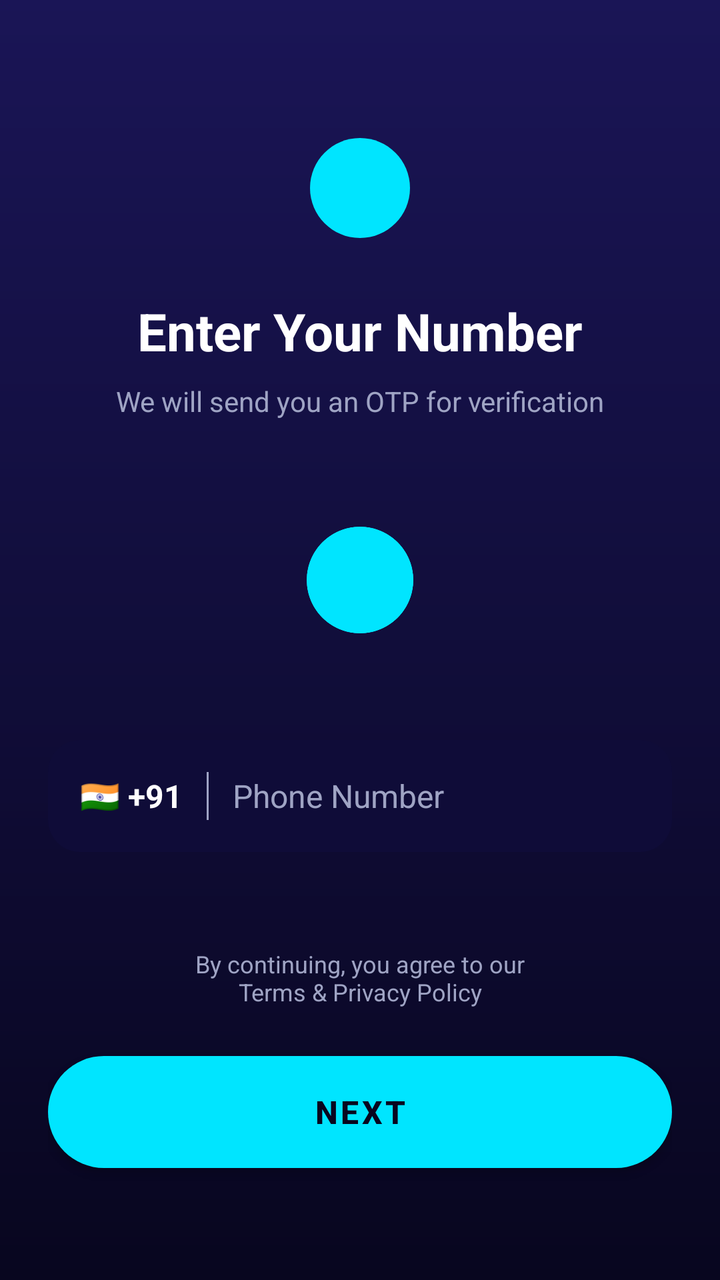
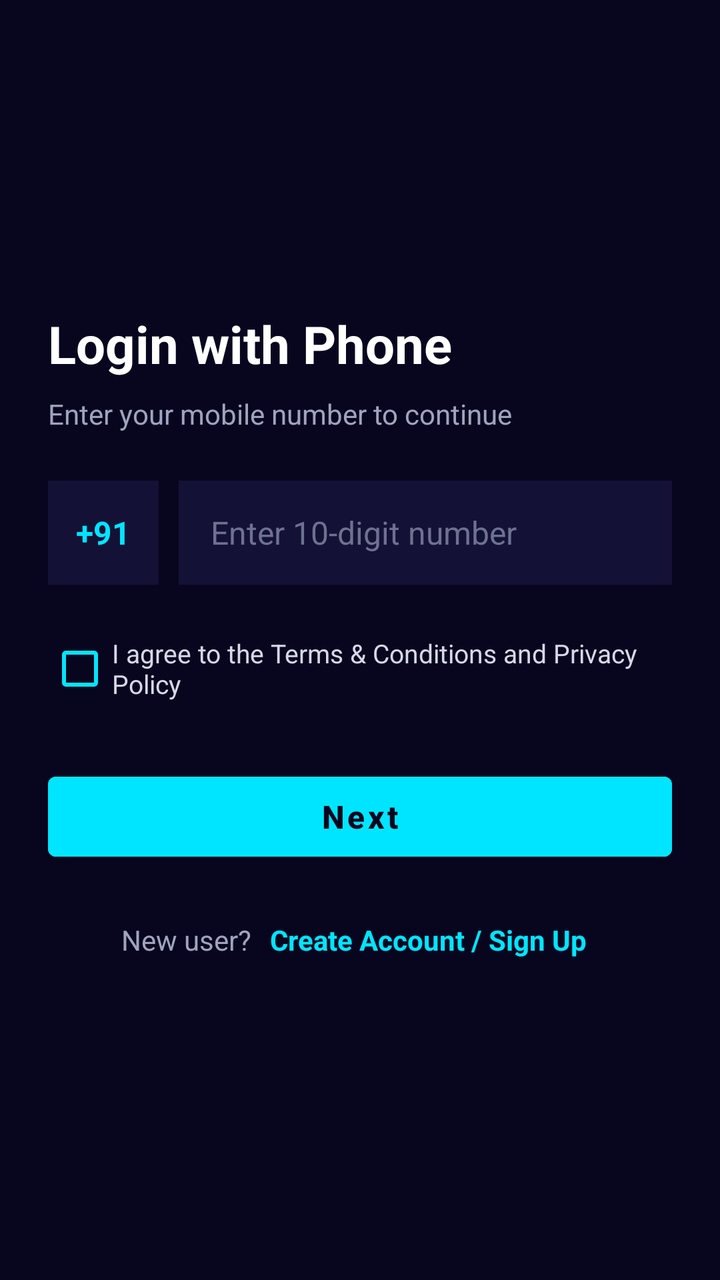

An Android layout rendered at two revisions. The XML below is the earlier revision; the diff shows what the commit changed to produce the second picture.
<!-- AndroidManifest.xml: application theme Theme.WPRD -->
<!-- res/layout/activity_phone_auth.xml -->
<?xml version="1.0" encoding="utf-8"?>
<androidx.constraintlayout.widget.ConstraintLayout xmlns:android="http://schemas.android.com/apk/res/android"
    xmlns:app="http://schemas.android.com/apk/res-auto"
    android:layout_width="match_parent"
    android:layout_height="match_parent"
    android:background="@drawable/bg_dark_gradient"
    android:padding="24dp">

    <ImageView
        android:id="@+id/ivLogoAuth"
        android:layout_width="60dp"
        android:layout_height="60dp"
        android:layout_marginTop="40dp"
        android:src="@drawable/ic_wprd_logo"
        app:layout_constraintEnd_toEndOf="parent"
        app:layout_constraintStart_toStartOf="parent"
        app:layout_constraintTop_toTopOf="parent" />

    <TextView
        android:id="@+id/tvAuthTitle"
        android:layout_width="wrap_content"
        android:layout_height="wrap_content"
        android:layout_marginTop="24dp"
        android:text="Enter Your Number"
        android:textColor="@color/text_white"
        android:textSize="26sp"
        android:textStyle="bold"
        app:layout_constraintEnd_toEndOf="parent"
        app:layout_constraintStart_toStartOf="parent"
        app:layout_constraintTop_toBottomOf="@+id/ivLogoAuth" />

    <TextView
        android:id="@+id/tvAuthSubtitle"
        android:layout_width="wrap_content"
        android:layout_height="wrap_content"
        android:layout_marginTop="8dp"
        android:text="We will send you an OTP for verification"
        android:textColor="@color/text_secondary"
        android:textSize="14sp"
        app:layout_constraintEnd_toEndOf="parent"
        app:layout_constraintStart_toStartOf="parent"
        app:layout_constraintTop_toBottomOf="@+id/tvAuthTitle" />

    <ImageView
        android:id="@+id/ivLockIcon"
        android:layout_width="64dp"
        android:layout_height="64dp"
        android:layout_marginTop="48dp"
        android:src="@drawable/ic_lock"
        app:layout_constraintEnd_toEndOf="parent"
        app:layout_constraintStart_toStartOf="parent"
        app:layout_constraintTop_toBottomOf="@+id/tvAuthSubtitle" />

    
    <LinearLayout
        android:id="@+id/layoutPhoneInput"
        android:layout_width="0dp"
        android:layout_height="56dp"
        android:layout_marginTop="48dp"
        android:background="@drawable/bg_input_field"
        android:gravity="center_vertical"
        android:orientation="horizontal"
        android:paddingHorizontal="16dp"
        app:layout_constraintEnd_toEndOf="parent"
        app:layout_constraintStart_toStartOf="parent"
        app:layout_constraintTop_toBottomOf="@+id/ivLockIcon">

        <TextView
            android:id="@+id/tvCountryCode"
            android:layout_width="wrap_content"
            android:layout_height="wrap_content"
            android:text="🇮🇳 +91"
            android:textColor="@color/text_white"
            android:textSize="16sp"
            android:textStyle="bold" />

        <View
            android:layout_width="1dp"
            android:layout_height="24dp"
            android:layout_marginHorizontal="12dp"
            android:background="@color/text_secondary" />

        <EditText
            android:id="@+id/etPhoneNumber"
            android:layout_width="match_parent"
            android:layout_height="match_parent"
            android:background="@null"
            android:hint="Phone Number"
            android:inputType="phone"
            android:textColor="@color/text_white"
            android:textColorHint="@color/text_secondary"
            android:textSize="16sp" />
    </LinearLayout>

    <TextView
        android:id="@+id/tvTerms"
        android:layout_width="wrap_content"
        android:layout_height="wrap_content"
        android:layout_marginBottom="24dp"
        android:gravity="center"
        android:text="By continuing, you agree to our\nTerms &amp; Privacy Policy"
        android:textColor="@color/text_secondary"
        android:textSize="12sp"
        app:layout_constraintBottom_toTopOf="@+id/btnNextAuth"
        app:layout_constraintEnd_toEndOf="parent"
        app:layout_constraintStart_toStartOf="parent" />

    <Button
        android:id="@+id/btnNextAuth"
        android:layout_width="0dp"
        android:layout_height="56dp"
        android:layout_marginBottom="32dp"
        android:background="@drawable/bg_cyan_button"
        android:text="Next"
        android:textColor="@color/navy_dark"
        android:textSize="16sp"
        android:textStyle="bold"
        app:layout_constraintBottom_toBottomOf="parent"
        app:layout_constraintEnd_toEndOf="parent"
        app:layout_constraintStart_toStartOf="parent" />

</androidx.constraintlayout.widget.ConstraintLayout>
<!-- resources referenced by this layout -->
<resources>
  <color name="navy_dark">#08061F</color>
  <color name="text_secondary">#9FA4C4</color>
  <color name="text_white">#FFFFFF</color>
  <!-- drawable bg_cyan_button (drawable) -->
  <?xml version="1.0" encoding="utf-8"?>
  <shape xmlns:android="http://schemas.android.com/apk/res/android">
      <solid android:color="@color/cyan_neon" />
      <corners android:radius="30dp" />
  </shape>
  <!-- drawable bg_dark_gradient (drawable) -->
  <?xml version="1.0" encoding="utf-8"?>
  <shape xmlns:android="http://schemas.android.com/apk/res/android">
      <gradient
          android:angle="270"
          android:endColor="#08061F"
          android:startColor="#1A1556"
          android:type="linear" />
  </shape>
  <!-- drawable bg_input_field (drawable) -->
  <?xml version="1.0" encoding="utf-8"?>
  <shape xmlns:android="http://schemas.android.com/apk/res/android">
      <solid android:color="@color/navy_primary" />
      <corners android:radius="16dp" />
  </shape>
  <!-- drawable ic_lock (drawable) -->
  <?xml version="1.0" encoding="utf-8"?>
  <vector xmlns:android="http://schemas.android.com/apk/res/android"
      android:width="24dp"
      android:height="24dp"
      android:viewportWidth="24"
      android:viewportHeight="24">
      <path
          android:fillColor="#00E5FF"
          android:pathData="M12,2C6.48,2 2,6.48 2,12s4.48,10 10,10 10,-4.48 10,-10S17.52,2 12,2z" />
  </vector>
  <!-- drawable ic_wprd_logo (drawable) -->
  <?xml version="1.0" encoding="utf-8"?>
  <vector xmlns:android="http://schemas.android.com/apk/res/android"
      android:width="24dp"
      android:height="24dp"
      android:viewportWidth="24"
      android:viewportHeight="24">
      <path
          android:fillColor="#00E5FF"
          android:pathData="M12,2C6.48,2 2,6.48 2,12s4.48,10 10,10 10,-4.48 10,-10S17.52,2 12,2z" />
  </vector>
  <style name="Theme.WPRD" parent="Theme.MaterialComponents.DayNight.NoActionBar">
          <item name="colorPrimary">@color/cyan_neon</item>
          <item name="colorPrimaryVariant">@color/navy_primary</item>
          <item name="colorOnPrimary">@color/navy_dark</item>
          <item name="android:statusBarColor">@color/navy_dark</item>
          <item name="android:navigationBarColor">@color/navy_dark</item>
          <item name="android:windowBackground">@color/navy_dark</item>
      </style>
  <color name="cyan_neon">#00E5FF</color>
  <color name="navy_primary">#0F0C38</color>
</resources>

<!-- the commit's change to res/layout/activity_phone_auth.xml (unified diff, before → after) -->
@@ -1,122 +1,118 @@
 <?xml version="1.0" encoding="utf-8"?>
-<androidx.constraintlayout.widget.ConstraintLayout xmlns:android="http://schemas.android.com/apk/res/android"
-    xmlns:app="http://schemas.android.com/apk/res-auto"
+<ScrollView xmlns:android="http://schemas.android.com/apk/res/android"
     android:layout_width="match_parent"
     android:layout_height="match_parent"
-    android:background="@drawable/bg_dark_gradient"
-    android:padding="24dp">
+    android:background="#08061F"
+    android:fillViewport="true"
+    android:fitsSystemWindows="true">
 
-    <ImageView
-        android:id="@+id/ivLogoAuth"
-        android:layout_width="60dp"
-        android:layout_height="60dp"
-        android:layout_marginTop="40dp"
-        android:src="@drawable/ic_wprd_logo"
-        app:layout_constraintEnd_toEndOf="parent"
-        app:layout_constraintStart_toStartOf="parent"
-        app:layout_constraintTop_toTopOf="parent" />
-
-    <TextView
-        android:id="@+id/tvAuthTitle"
-        android:layout_width="wrap_content"
+    <LinearLayout
+        android:layout_width="match_parent"
         android:layout_height="wrap_content"
-        android:layout_marginTop="24dp"
-        android:text="Enter Your Number"
-        android:textColor="@color/text_white"
-        android:textSize="26sp"
-        android:textStyle="bold"
-        app:layout_constraintEnd_toEndOf="parent"
-        app:layout_constraintStart_toStartOf="parent"
-        app:layout_constraintTop_toBottomOf="@+id/ivLogoAuth" />
-
-    <TextView
-        android:id="@+id/tvAuthSubtitle"
-        android:layout_width="wrap_content"
-        android:layout_height="wrap_content"
-        android:layout_marginTop="8dp"
-        android:text="We will send you an OTP for verification"
-        android:textColor="@color/text_secondary"
-        android:textSize="14sp"
-        app:layout_constraintEnd_toEndOf="parent"
-        app:layout_constraintStart_toStartOf="parent"
-        app:layout_constraintTop_toBottomOf="@+id/tvAuthTitle" />
-
-    <ImageView
-        android:id="@+id/ivLockIcon"
-        android:layout_width="64dp"
-        android:layout_height="64dp"
-        android:layout_marginTop="48dp"
-        android:src="@drawable/ic_lock"
-        app:layout_constraintEnd_toEndOf="parent"
-        app:layout_constraintStart_toStartOf="parent"
-        app:layout_constraintTop_toBottomOf="@+id/tvAuthSubtitle" />
-
-    
-    <LinearLayout
-        android:id="@+id/layoutPhoneInput"
-        android:layout_width="0dp"
-        android:layout_height="56dp"
-        android:layout_marginTop="48dp"
-        android:background="@drawable/bg_input_field"
-        android:gravity="center_vertical"
-        android:orientation="horizontal"
-        android:paddingHorizontal="16dp"
-        app:layout_constraintEnd_toEndOf="parent"
-        app:layout_constraintStart_toStartOf="parent"
-        app:layout_constraintTop_toBottomOf="@+id/ivLockIcon">
+        android:orientation="vertical"
+        android:padding="24dp"
+        android:gravity="center_vertical">
 
         <TextView
-            android:id="@+id/tvCountryCode"
-            android:layout_width="wrap_content"
+            android:id="@+id/tvAuthTitle"
+            android:layout_width="match_parent"
             android:layout_height="wrap_content"
-            android:text="🇮🇳 +91"
-            android:textColor="@color/text_white"
+            android:text="Login with Phone"
+            android:textColor="#FFFFFF"
+            android:textSize="26sp"
+            android:textStyle="bold"
+            android:layout_marginBottom="8dp" />
+
+        <TextView
+            android:id="@+id/tvAuthSubtitle"
+            android:layout_width="match_parent"
+            android:layout_height="wrap_content"
+            android:text="Enter your mobile number to continue"
+            android:textColor="#A0A3BD"
+            android:textSize="14sp"
+            android:layout_marginBottom="24dp" />
+
+        <LinearLayout
+            android:layout_width="match_parent"
+            android:layout_height="wrap_content"
+            android:orientation="horizontal"
+            android:gravity="center_vertical"
+            android:layout_marginBottom="18dp">
+
+            <TextView
+                android:id="@+id/tvCountryCode"
+                android:layout_width="wrap_content"
+                android:layout_height="52dp"
+                android:gravity="center"
+                android:paddingHorizontal="14dp"
+                android:text="+91"
+                android:textColor="#00E5FF"
+                android:textSize="16sp"
+                android:textStyle="bold"
+                android:background="#141136"
+                android:layout_marginEnd="10dp" />
+
+            <EditText
+                android:id="@+id/etPhoneNumber"
+                android:layout_width="0dp"
+                android:layout_height="52dp"
+                android:layout_weight="1"
+                android:autofillHints="phone"
+                android:background="#141136"
+                android:hint="Enter 10-digit number"
+                android:inputType="phone"
+                android:maxLength="15"
+                android:paddingHorizontal="16dp"
+                android:textColor="#FFFFFF"
+                android:textColorHint="#6E7191"
+                android:textSize="16sp" />
+        </LinearLayout>
+
+        <CheckBox
+            android:id="@+id/cbTermsConditions"
+            android:layout_width="match_parent"
+            android:layout_height="wrap_content"
+            android:buttonTint="#00E5FF"
+            android:text="I agree to the Terms &amp; Conditions and Privacy Policy"
+            android:textColor="#D6D8E7"
+            android:textSize="13sp"
+            android:layout_marginBottom="24dp" />
+
+        <Button
+            android:id="@+id/btnNextAuth"
+            android:layout_width="match_parent"
+            android:layout_height="52dp"
+            android:backgroundTint="#00E5FF"
+            android:text="Next"
+            android:textAllCaps="false"
+            android:textColor="#08061F"
             android:textSize="16sp"
-            android:textStyle="bold" />
+            android:textStyle="bold"
+            android:layout_marginBottom="20dp" />
 
-        <View
-            android:layout_width="1dp"
-            android:layout_height="24dp"
-            android:layout_marginHorizontal="12dp"
-            android:background="@color/text_secondary" />
+        <LinearLayout
+            android:layout_width="match_parent"
+            android:layout_height="wrap_content"
+            android:orientation="horizontal"
+            android:gravity="center">
 
-        <EditText
-            android:id="@+id/etPhoneNumber"
-            android:layout_width="match_parent"
-            android:layout_height="match_parent"
-            android:background="@null"
-            android:hint="Phone Number"
-            android:inputType="phone"
-            android:textColor="@color/text_white"
-            android:textColorHint="@color/text_secondary"
-            android:textSize="16sp" />
+            <TextView
+                android:layout_width="wrap_content"
+                android:layout_height="wrap_content"
+                android:text="New user? "
+                android:textColor="#A0A3BD"
+                android:textSize="14sp" />
+
+            <TextView
+                android:id="@+id/tvGoToSignUp"
+                android:layout_width="wrap_content"
+                android:layout_height="wrap_content"
+                android:padding="6dp"
+                android:text="Create Account / Sign Up"
+                android:textColor="#00E5FF"
+                android:textSize="14sp"
+                android:textStyle="bold" />
+        </LinearLayout>
+
     </LinearLayout>
-
-    <TextView
-        android:id="@+id/tvTerms"
-        android:layout_width="wrap_content"
-        android:layout_height="wrap_content"
-        android:layout_marginBottom="24dp"
-        android:gravity="center"
-        android:text="By continuing, you agree to our\nTerms &amp; Privacy Policy"
-        android:textColor="@color/text_secondary"
-        android:textSize="12sp"
-        app:layout_constraintBottom_toTopOf="@+id/btnNextAuth"
-        app:layout_constraintEnd_toEndOf="parent"
-        app:layout_constraintStart_toStartOf="parent" />
-
-    <Button
-        android:id="@+id/btnNextAuth"
-        android:layout_width="0dp"
-        android:layout_height="56dp"
-        android:layout_marginBottom="32dp"
-        android:background="@drawable/bg_cyan_button"
-        android:text="Next"
-        android:textColor="@color/navy_dark"
-        android:textSize="16sp"
-        android:textStyle="bold"
-        app:layout_constraintBottom_toBottomOf="parent"
-        app:layout_constraintEnd_toEndOf="parent"
-        app:layout_constraintStart_toStartOf="parent" />
-
-</androidx.constraintlayout.widget.ConstraintLayout>
+</ScrollView>
<!-- resource entries referenced after the edit -->
@@ -1,51 +1,6 @@
 <!-- resources referenced by this layout -->
 <resources>
   <color name="navy_dark">#08061F</color>
-  <color name="text_secondary">#9FA4C4</color>
-  <color name="text_white">#FFFFFF</color>
-  <!-- drawable bg_cyan_button (drawable) -->
-  <?xml version="1.0" encoding="utf-8"?>
-  <shape xmlns:android="http://schemas.android.com/apk/res/android">
-      <solid android:color="@color/cyan_neon" />
-      <corners android:radius="30dp" />
-  </shape>
-  <!-- drawable bg_dark_gradient (drawable) -->
-  <?xml version="1.0" encoding="utf-8"?>
-  <shape xmlns:android="http://schemas.android.com/apk/res/android">
-      <gradient
-          android:angle="270"
-          android:endColor="#08061F"
-          android:startColor="#1A1556"
-          android:type="linear" />
-  </shape>
-  <!-- drawable bg_input_field (drawable) -->
-  <?xml version="1.0" encoding="utf-8"?>
-  <shape xmlns:android="http://schemas.android.com/apk/res/android">
-      <solid android:color="@color/navy_primary" />
-      <corners android:radius="16dp" />
-  </shape>
-  <!-- drawable ic_lock (drawable) -->
-  <?xml version="1.0" encoding="utf-8"?>
-  <vector xmlns:android="http://schemas.android.com/apk/res/android"
-      android:width="24dp"
-      android:height="24dp"
-      android:viewportWidth="24"
-      android:viewportHeight="24">
-      <path
-          android:fillColor="#00E5FF"
-          android:pathData="M12,2C6.48,2 2,6.48 2,12s4.48,10 10,10 10,-4.48 10,-10S17.52,2 12,2z" />
-  </vector>
-  <!-- drawable ic_wprd_logo (drawable) -->
-  <?xml version="1.0" encoding="utf-8"?>
-  <vector xmlns:android="http://schemas.android.com/apk/res/android"
-      android:width="24dp"
-      android:height="24dp"
-      android:viewportWidth="24"
-      android:viewportHeight="24">
-      <path
-          android:fillColor="#00E5FF"
-          android:pathData="M12,2C6.48,2 2,6.48 2,12s4.48,10 10,10 10,-4.48 10,-10S17.52,2 12,2z" />
-  </vector>
   <style name="Theme.WPRD" parent="Theme.MaterialComponents.DayNight.NoActionBar">
           <item name="colorPrimary">@color/cyan_neon</item>
           <item name="colorPrimaryVariant">@color/navy_primary</item>
